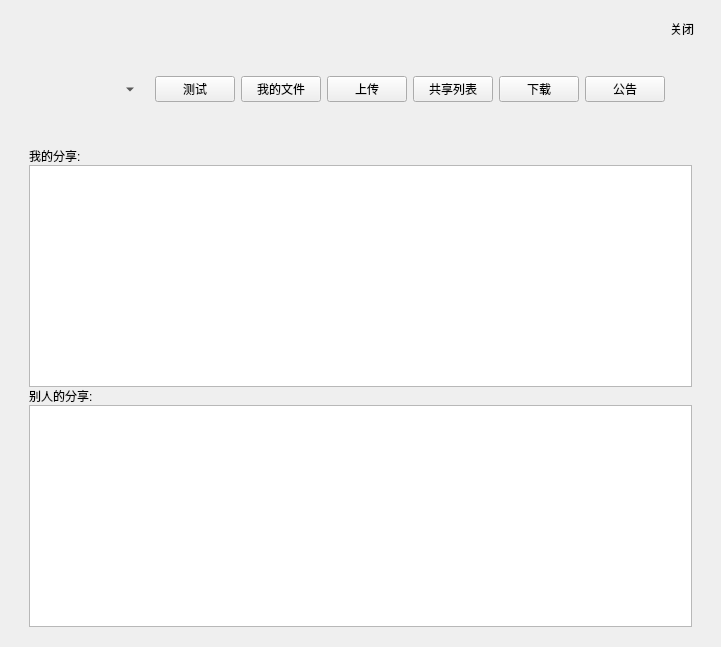
First picture: the form in upload.ui, repository sihe-gg/qCloundDisk, before the edit.
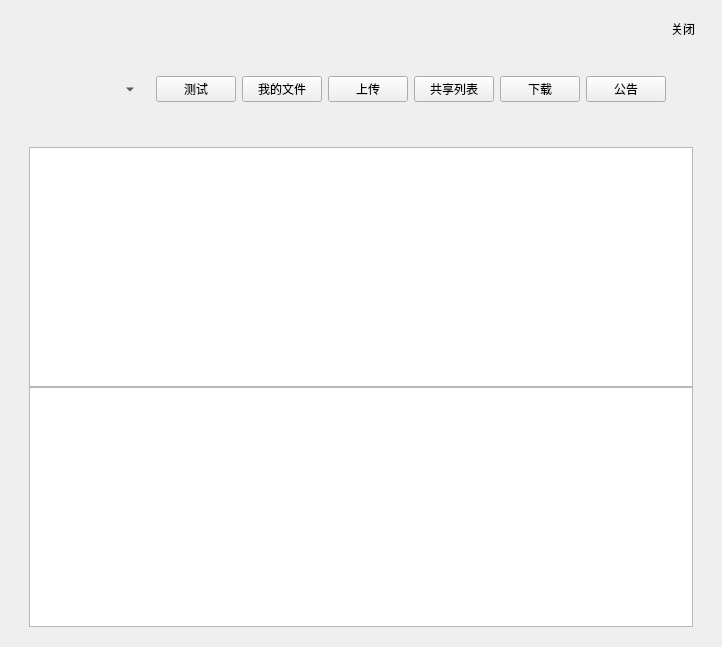
Second picture: the form after the edit. The open tabs and pages were chosen to show the change. Icons and pictures are not drawn.

Diff of the .ui file:
```diff
--- a/upload.ui
+++ b/upload.ui
@@ -6,7 +6,7 @@
    <rect>
     <x>0</x>
     <y>0</y>
-    <width>691</width>
+    <width>722</width>
     <height>647</height>
    </rect>
   </property>
@@ -453,7 +453,7 @@
              </property>
              <item row="0" column="0">
               <widget class="QWidget" name="widget_11" native="true">
-               <layout class="QGridLayout" name="gridLayout_15">
+               <layout class="QGridLayout" name="gridLayout_14">
                 <property name="leftMargin">
                  <number>0</number>
                 </property>
@@ -466,9 +466,6 @@
                 <property name="bottomMargin">
                  <number>0</number>
                 </property>
-                <property name="spacing">
-                 <number>0</number>
-                </property>
                 <item row="0" column="0">
                  <widget class="QWidget" name="widget_9" native="true">
                   <layout class="QGridLayout" name="gridLayout_13">
@@ -485,49 +482,20 @@
                     <number>0</number>
                    </property>
                    <property name="spacing">
-                    <number>0</number>
+                    <number>6</number>
                    </property>
                    <item row="0" column="0">
-                    <widget class="QLabel" name="myshare_Label">
-                     <property name="text">
-                      <string>我的分享:</string>
+                    <widget class="QSplitter" name="splitter">
+                     <property name="orientation">
+                      <enum>Qt::Vertical</enum>
                      </property>
-                    </widget>
-                   </item>
-                   <item row="1" column="0">
-                    <widget class="QListWidget" name="myShare_ListWidget"/>
-                   </item>
-                  </layout>
-                 </widget>
-                </item>
-                <item row="1" column="0">
-                 <widget class="QWidget" name="widget_10" native="true">
-                  <layout class="QGridLayout" name="gridLayout_14">
-                   <property name="leftMargin">
-                    <number>0</number>
-                   </property>
-                   <property name="topMargin">
-                    <number>0</number>
-                   </property>
-                   <property name="rightMargin">
-                    <number>0</number>
-                   </property>
-                   <property name="bottomMargin">
-                    <number>0</number>
-                   </property>
-                   <property name="spacing">
-                    <number>0</number>
-                   </property>
-                   <item row="0" column="0">
-                    <widget class="QLabel" name="othershare_Label">
-                     <property name="text">
-                      <string>别人的分享:</string>
+                     <property name="handleWidth">
+                      <number>0</number>
                      </property>
+                     <widget class="QListWidget" name="myShare_ListWidget"/>
+                     <widget class="QListWidget" name="otherShare_ListWidget"/>
                     </widget>
                    </item>
-                   <item row="1" column="0">
-                    <widget class="QListWidget" name="otherShare_ListWidget"/>
-                   </item>
                   </layout>
                  </widget>
                 </item>
```
Left out of the diff: 2 changed lines with no effect on the pictures.
